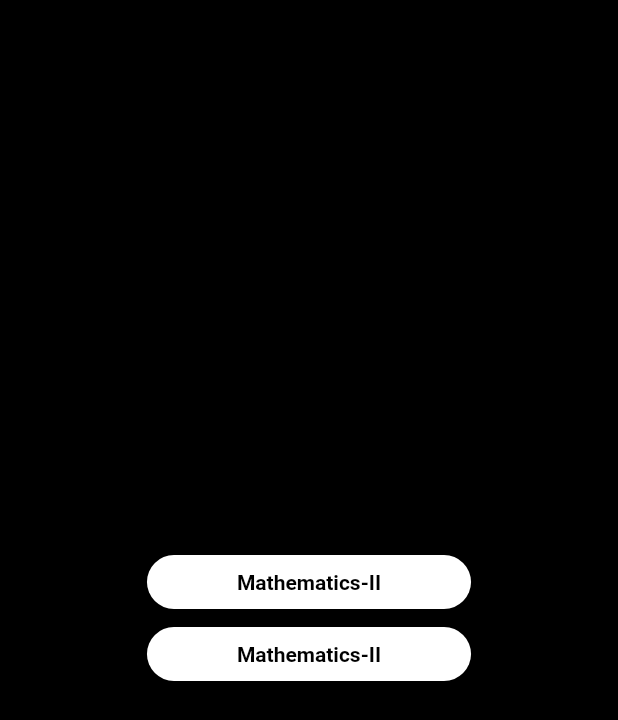
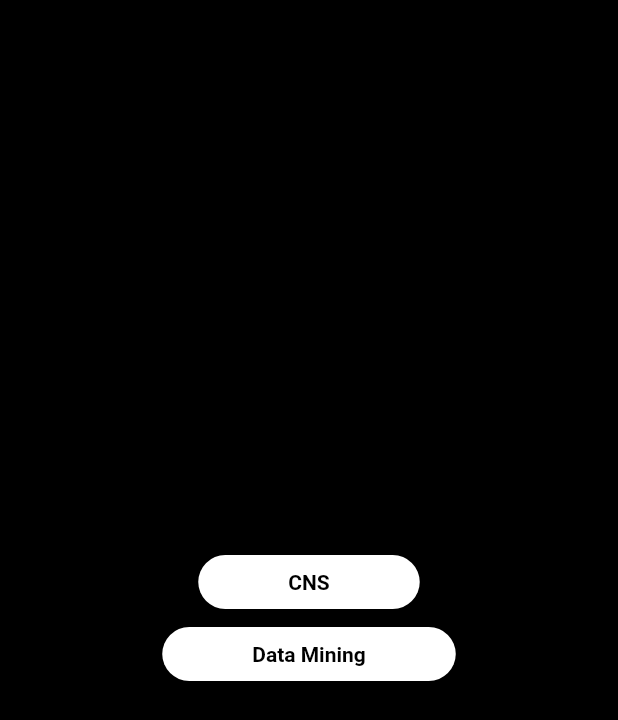
Before and after one commit to Dakshatha0/bvrith_students, a Flutter app: the fourthYearFirstSemSubjects screen opened directly, on a phone screen of 412 x 824 dp. Shown: the top 720 px of the screen. Run offline on Flutter 3.47's test engine with Material 2 defaults, Android fonts, the phone set to English and light mode, and no system bars.

Commit message:
Update fourthyearfirstsem.dart

```diff
--- a/lib/src/department/CSE/year/year4/year4sem1/fourthyearfirstsem.dart
+++ b/lib/src/department/CSE/year/year4/year4sem1/fourthyearfirstsem.dart
@@ -28,7 +28,7 @@ class _yearOfFirstYearSubjectsState extends State<fourthYearFirstSemSubjects> {
               padding: EdgeInsets.symmetric(vertical: 8,horizontal: 60),
               shape: RoundedRectangleBorder(borderRadius: BorderRadius.all(Radius.circular(30))),
             ),
-            child: Text("Mathematics-II",style: TextStyle(color: Colors.black, fontWeight: FontWeight.bold)),
+            child: Text("CNS",style: TextStyle(color: Colors.black, fontWeight: FontWeight.bold)),
           ),
           ElevatedButton(
             onPressed: (){
@@ -40,7 +40,7 @@ class _yearOfFirstYearSubjectsState extends State<fourthYearFirstSemSubjects> {
               padding: EdgeInsets.symmetric(vertical: 8,horizontal: 60),
               shape: RoundedRectangleBorder(borderRadius: BorderRadius.all(Radius.circular(30))),
             ),
-            child: Text("Mathematics-II",style: TextStyle(color: Colors.black, fontWeight: FontWeight.bold)),
+            child: Text("Data Mining",style: TextStyle(color: Colors.black, fontWeight: FontWeight.bold)),
           ),
 
         ],
```
